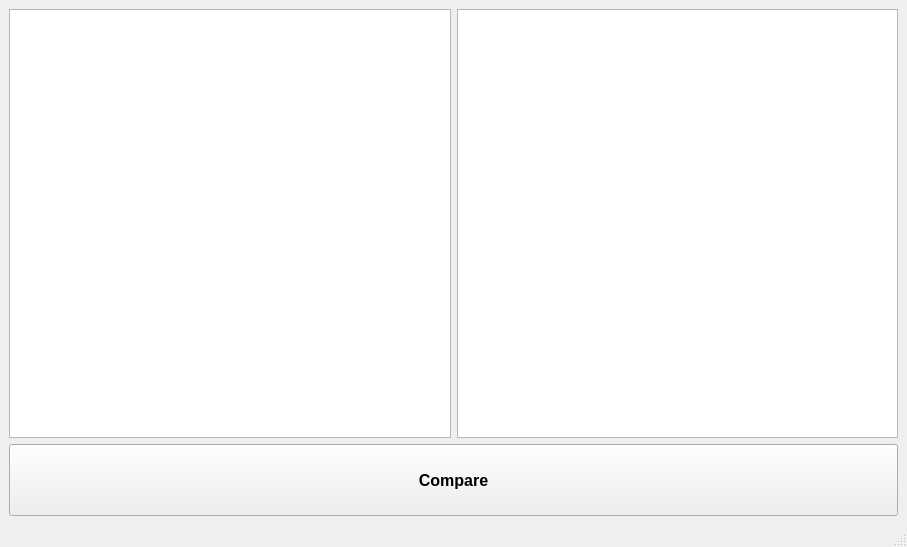
Old version of the form mainwindow.ui in the repository PJayakrishnan/Text_Comparison_Tool_Qt.
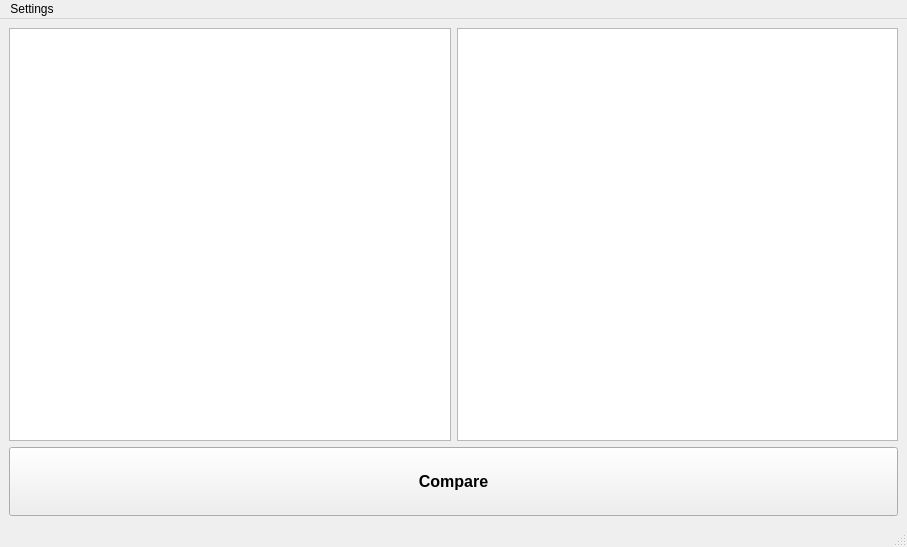
New version of the form.

Diff of the .ui file:
```diff
--- a/mainwindow.ui
+++ b/mainwindow.ui
@@ -59,6 +59,13 @@
      <height>26</height>
     </rect>
    </property>
+   <widget class="QMenu" name="menuSettings">
+    <property name="title">
+     <string>Settings</string>
+    </property>
+    <addaction name="actionHighlight_Color"/>
+   </widget>
+   <addaction name="menuSettings"/>
   </widget>
   <widget class="QStatusBar" name="statusbar"/>
  </widget>
```
Left out of the diff: 22 changed lines with no effect on the pictures.
